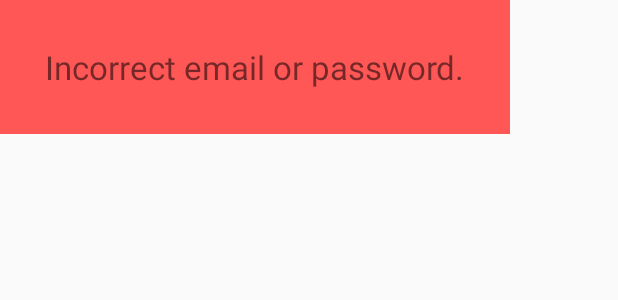
After one commit to JacobHazen1/TeamateNew, an Android app: the layout popup_login_error.xml on its own in the app's theme, with its tools: preview values and no code run, on a phone screen of 412 x 824 dp. The commit adds this screen. Shown: the top 300 px of the screen. Run offline under Robolectric (Android 15) with nearby library versions, the phone set to English and light mode, and no system bars.

Commit message:
Batch #5
Crap

```diff
--- a/app/src/main/res/layout/activity_login.xml
+++ b/app/src/main/res/layout/activity_login.xml
@@ -15,6 +15,7 @@
         android:src="@drawable/logo"/>
 
     <EditText
+        android:id="@+id/emailtext"
         android:layout_width="match_parent"
         android:layout_height="wrap_content"
         android:layout_margin="10dp"
@@ -28,6 +29,7 @@
         android:textColorHighlight="@color/teamateWhite"/>
 
     <EditText
+        android:id="@+id/passwordtext"
         android:layout_width="match_parent"
         android:layout_height="wrap_content"
         android:layout_margin="10dp"
@@ -73,6 +75,8 @@
     </LinearLayout>
 
     <Button
+        android:id="@+id/btnlogin"
+        android:onClick="finduser"
         android:layout_width="match_parent"
         android:layout_height="wrap_content"
         android:text="Log In"
--- /dev/null
+++ b/app/src/main/res/layout/popup_login_error.xml
@@ -0,0 +1,16 @@
+<?xml version="1.0" encoding="utf-8"?>
+<RelativeLayout
+    xmlns:android="http://schemas.android.com/apk/res/android"
+    android:layout_width="wrap_content"
+    android:layout_height="wrap_content"
+    android:background="@color/teamateRed">
+
+    <TextView
+        android:layout_width="wrap_content"
+        android:layout_height="wrap_content"
+        android:layout_centerInParent="true"
+        android:layout_margin="30dp"
+        android:textSize="22sp"
+        android:text="Incorrect email or password."/>
+
+</RelativeLayout>
--- a/app/src/main/res/values/styles.xml
+++ b/app/src/main/res/values/styles.xml
@@ -1,7 +1,7 @@
 <resources>
 
     <!-- Base application theme. -->
-    <style name="AppTheme" parent="Theme.AppCompat.Light.NoActionBar">
+    <style name="AppTheme" parent="Theme.AppCompat.Light.DarkActionBar">
         <!-- Customize your theme here. -->
         <item name="colorPrimary">@color/colorPrimary</item>
         <item name="colorPrimaryDark">@color/colorPrimaryDark</item>
```
Also changed, not shown: app/src/main/java/com/example/teamate/LoginActivity.java (+37 -0 lines), app/src/main/java/com/example/teamate/data/MyDBHandler.java (+4 -4 lines), app/src/main/java/com/example/teamate/data/TestActivity.java (added, +24 -0 lines).
